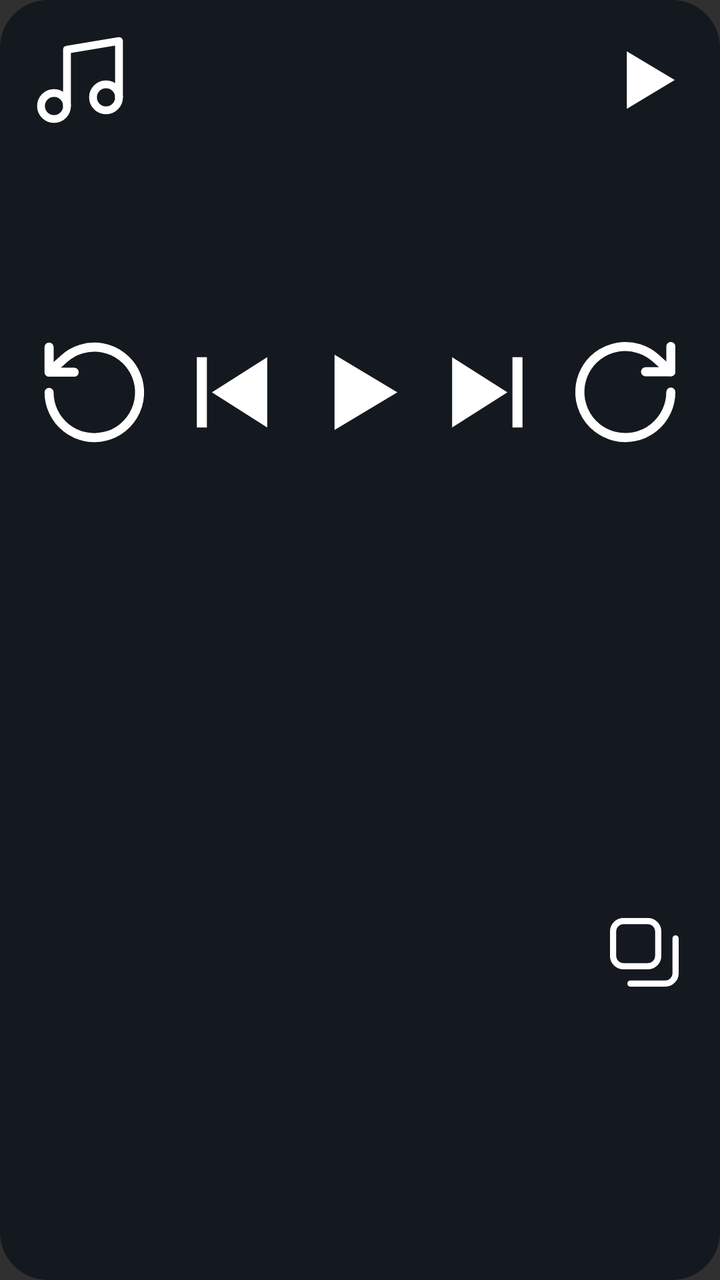
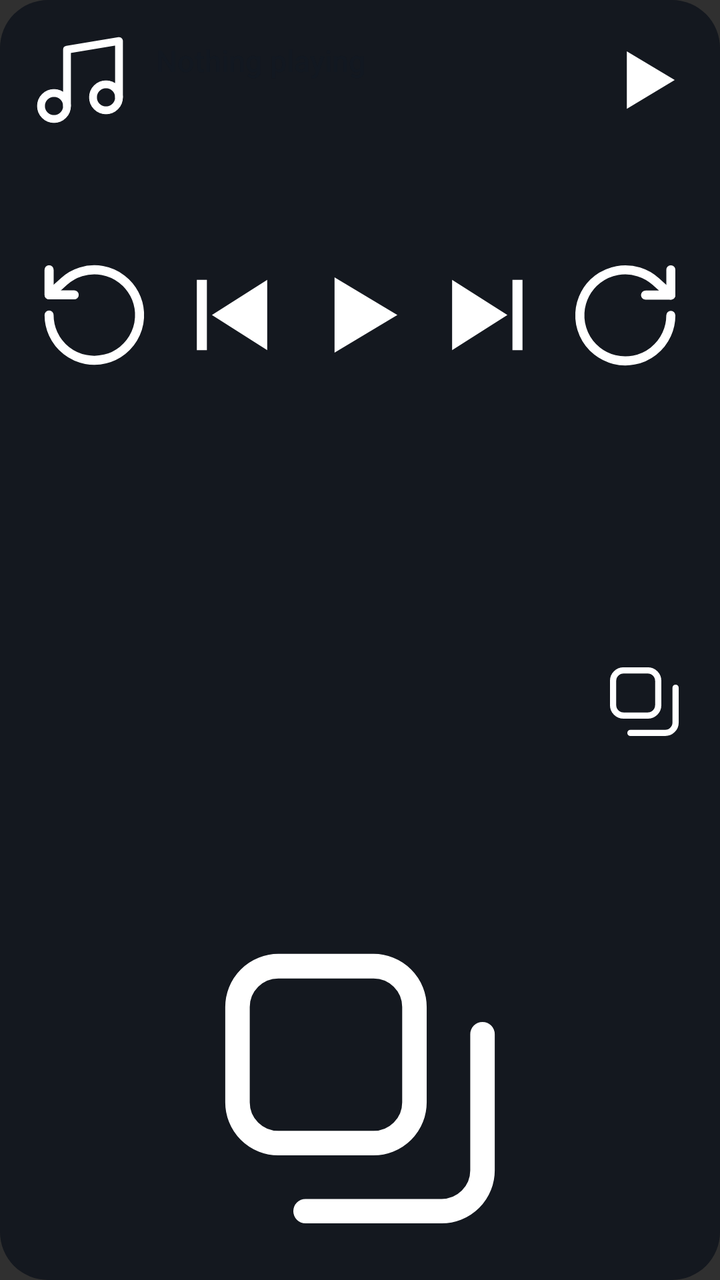

Two renders of the same Android screen: before a commit and after it. Below are the layout's source before the change and the commit's diff.
<!-- AndroidManifest.xml: application theme android:Theme.Material.NoActionBar -->
<!-- res/layout/widget_medium.xml -->
<?xml version="1.0" encoding="utf-8"?>
<FrameLayout xmlns:android="http://schemas.android.com/apk/res/android"
    android:id="@+id/w_root"
    android:layoutDirection="ltr"
    android:layout_width="match_parent"
    android:layout_height="match_parent">

    <ImageView
        android:id="@+id/w_bg"
        android:src="@drawable/widget_bg"
        android:layout_width="match_parent"
        android:layout_height="match_parent"
        android:scaleType="fitXY"
        android:contentDescription="@null" />

    <LinearLayout
        android:layout_width="match_parent"
        android:layout_height="match_parent"
        android:orientation="vertical"
        android:padding="14dp">
        <LinearLayout
            android:layout_width="match_parent"
            android:layout_height="wrap_content"
            android:gravity="center_vertical"
            android:orientation="horizontal">
        <ImageView
            android:id="@+id/w_art"
            android:src="@drawable/ic_music"
            android:layout_width="52dp"
            android:layout_height="52dp"
            android:contentDescription="Open the app" />
        <LinearLayout
            android:layout_width="0dp"
            android:layout_height="wrap_content"
            android:layout_weight="1"
            android:layout_marginStart="12dp"
            android:layout_marginEnd="10dp"
            android:orientation="vertical">
            <TextView
                android:id="@+id/w_title"
                android:textColor="@color/w_text"
                android:layout_width="match_parent"
                android:layout_height="wrap_content"
                android:ellipsize="end"
                android:maxLines="1"
                android:text="Nothing playing"
                android:fontFamily="sans-serif-medium"
                android:textSize="15sp" />
            <TextView
                android:id="@+id/w_artist"
                android:textColor="@color/w_muted"
                android:layout_width="match_parent"
                android:layout_height="wrap_content"
                android:layout_marginTop="2dp"
                android:ellipsize="end"
                android:maxLines="1"
                android:textSize="12.5sp" />
        </LinearLayout>
        <ImageView
            android:id="@+id/w_play"
            android:src="@drawable/ic_play"
            android:layout_width="46dp"
            android:layout_height="46dp"
            android:scaleType="fitCenter"
            android:contentDescription="Play or pause" />
        </LinearLayout>
        <LinearLayout
            android:id="@+id/w_row_ctl"
            android:layout_width="match_parent"
            android:layout_height="0dp"
            android:layout_weight="0.8"
            android:layout_marginTop="10dp"
            android:gravity="center"
            android:orientation="horizontal">
        <ImageView
            android:id="@+id/w_back"
            android:src="@drawable/ic_back10"
            android:layout_width="0dp"
            android:layout_height="match_parent"
        android:layout_weight="1"
            android:layout_marginStart="3dp"
            android:layout_marginEnd="3dp"
            android:scaleType="fitCenter"
            android:adjustViewBounds="false"
            android:contentDescription="Back 10 seconds" />
        <ImageView
            android:id="@+id/w_prev"
            android:src="@drawable/ic_prev"
            android:layout_width="0dp"
            android:layout_height="match_parent"
        android:layout_weight="1"
            android:layout_marginStart="3dp"
            android:layout_marginEnd="3dp"
            android:scaleType="fitCenter"
            android:adjustViewBounds="false"
            android:contentDescription="Previous" />
        <ImageView
            android:id="@+id/w_play2"
            android:src="@drawable/ic_play"
            android:layout_width="0dp"
            android:layout_height="match_parent"
        android:layout_weight="1"
            android:layout_marginStart="3dp"
            android:layout_marginEnd="3dp"
            android:scaleType="fitCenter"
            android:adjustViewBounds="false"
            android:contentDescription="Play or pause" />
        <ImageView
            android:id="@+id/w_next"
            android:src="@drawable/ic_next"
            android:layout_width="0dp"
            android:layout_height="match_parent"
        android:layout_weight="1"
            android:layout_marginStart="3dp"
            android:layout_marginEnd="3dp"
            android:scaleType="fitCenter"
            android:adjustViewBounds="false"
            android:contentDescription="Next" />
        <ImageView
            android:id="@+id/w_fwd"
            android:src="@drawable/ic_fwd10"
            android:layout_width="0dp"
            android:layout_height="match_parent"
        android:layout_weight="1"
            android:layout_marginStart="3dp"
            android:layout_marginEnd="3dp"
            android:scaleType="fitCenter"
            android:adjustViewBounds="false"
            android:contentDescription="Forward 10 seconds" />
        </LinearLayout>
        <LinearLayout
            android:id="@+id/w_row_sc"
            android:layout_width="match_parent"
            android:layout_height="0dp"
            android:layout_weight="1"
            android:layout_marginTop="10dp"
            android:gravity="center"
            android:orientation="horizontal">
        <ImageView
            android:id="@+id/w_sc1"
            android:layout_width="0dp"
            android:layout_height="match_parent"
        android:layout_weight="1"
            android:layout_marginStart="3dp"
            android:layout_marginEnd="3dp"
            android:scaleType="fitCenter"
            android:adjustViewBounds="false"
            android:contentDescription="Shortcut" />
        <ImageView
            android:id="@+id/w_sc2"
            android:layout_width="0dp"
            android:layout_height="match_parent"
        android:layout_weight="1"
            android:layout_marginStart="3dp"
            android:layout_marginEnd="3dp"
            android:scaleType="fitCenter"
            android:adjustViewBounds="false"
            android:contentDescription="Shortcut" />
        <ImageView
            android:id="@+id/w_sc3"
            android:layout_width="0dp"
            android:layout_height="match_parent"
        android:layout_weight="1"
            android:layout_marginStart="3dp"
            android:layout_marginEnd="3dp"
            android:scaleType="fitCenter"
            android:adjustViewBounds="false"
            android:contentDescription="Shortcut" />
        <ImageView
            android:id="@+id/w_sc4"
            android:layout_width="0dp"
            android:layout_height="match_parent"
        android:layout_weight="1"
            android:layout_marginStart="3dp"
            android:layout_marginEnd="3dp"
            android:scaleType="fitCenter"
            android:adjustViewBounds="false"
            android:contentDescription="Shortcut" />
        <ImageView
            android:id="@+id/w_sc5"
            android:layout_width="0dp"
            android:layout_height="match_parent"
        android:layout_weight="1"
            android:layout_marginStart="3dp"
            android:layout_marginEnd="3dp"
            android:scaleType="fitCenter"
            android:adjustViewBounds="false"
            android:contentDescription="Shortcut" />
        <ImageView
            android:id="@+id/w_sc6"
            android:layout_width="0dp"
            android:layout_height="match_parent"
        android:layout_weight="1"
            android:layout_marginStart="3dp"
            android:layout_marginEnd="3dp"
            android:scaleType="fitCenter"
            android:adjustViewBounds="false"
            android:contentDescription="Shortcut" />
        <ImageView
            android:id="@+id/w_pad"
            android:src="@drawable/ic_pad"
            android:layout_width="0dp"
            android:layout_height="match_parent"
        android:layout_weight="1"
            android:layout_marginStart="3dp"
            android:layout_marginEnd="3dp"
            android:scaleType="fitCenter"
            android:adjustViewBounds="false"
            android:contentDescription="Floating touchpad" />
        </LinearLayout>

    </LinearLayout>
</FrameLayout>
<!-- resources referenced by this layout -->
<resources>
  <color name="w_muted">#5B6576</color>
  <color name="w_text">#121821</color>
  <!-- drawable ic_back10 (drawable) -->
  <vector xmlns:android="http://schemas.android.com/apk/res/android" android:width="24dp" android:height="24dp" android:viewportWidth="24" android:viewportHeight="24">
  <path android:strokeColor="#FFFFFFFF" android:strokeWidth="1.8" android:strokeLineCap="round" android:strokeLineJoin="round" android:fillColor="#00000000" android:pathData="M3,12a9,9 0,1 0,3 -6.7L3,8"/><path android:strokeColor="#FFFFFFFF" android:strokeWidth="1.8" android:strokeLineCap="round" android:strokeLineJoin="round" android:fillColor="#00000000" android:pathData="M3,3v5h5"/>
  </vector>
  <!-- drawable ic_fwd10 (drawable) -->
  <vector xmlns:android="http://schemas.android.com/apk/res/android" android:width="24dp" android:height="24dp" android:viewportWidth="24" android:viewportHeight="24">
  <path android:strokeColor="#FFFFFFFF" android:strokeWidth="1.8" android:strokeLineCap="round" android:strokeLineJoin="round" android:fillColor="#00000000" android:pathData="M21,12a9,9 0,1 1,-3 -6.7L21,8"/><path android:strokeColor="#FFFFFFFF" android:strokeWidth="1.8" android:strokeLineCap="round" android:strokeLineJoin="round" android:fillColor="#00000000" android:pathData="M21,3v5h-5"/>
  </vector>
  <!-- drawable ic_music (drawable) -->
  <vector xmlns:android="http://schemas.android.com/apk/res/android" android:width="24dp" android:height="24dp" android:viewportWidth="24" android:viewportHeight="24">
  <path android:strokeColor="#FFFFFFFF" android:strokeWidth="1.8" android:strokeLineCap="round" android:strokeLineJoin="round" android:fillColor="#00000000" android:pathData="M9,18V5l12,-2v13"/><path android:strokeColor="#FFFFFFFF" android:strokeWidth="1.8" android:strokeLineCap="round" android:strokeLineJoin="round" android:fillColor="#00000000" android:pathData="M6,15a3,3 0,1 0,0 6a3,3 0,1 0,0 -6z"/><path android:strokeColor="#FFFFFFFF" android:strokeWidth="1.8" android:strokeLineCap="round" android:strokeLineJoin="round" android:fillColor="#00000000" android:pathData="M18,13a3,3 0,1 0,0 6a3,3 0,1 0,0 -6z"/>
  </vector>
  <!-- drawable ic_next (drawable) -->
  <vector xmlns:android="http://schemas.android.com/apk/res/android" android:width="24dp" android:height="24dp" android:viewportWidth="24" android:viewportHeight="24">
  <path android:fillColor="#FFFFFFFF" android:pathData="M16,5h2v14h-2zM4,5v14l11,-7z"/>
  </vector>
  <!-- drawable ic_pad (drawable) -->
  <vector xmlns:android="http://schemas.android.com/apk/res/android" android:width="24dp" android:height="24dp" android:viewportWidth="24" android:viewportHeight="24">
  <path android:strokeColor="#FFFFFFFF" android:strokeWidth="1.8" android:strokeLineCap="round" android:strokeLineJoin="round" android:fillColor="#00000000" android:pathData="M6,3h7a3,3 0,0 1,3 3v7a3,3 0,0 1,-3 3H6a3,3 0,0 1,-3 -3V6a3,3 0,0 1,3 -3z"/><path android:strokeColor="#FFFFFFFF" android:strokeWidth="1.8" android:strokeLineCap="round" android:strokeLineJoin="round" android:fillColor="#00000000" android:pathData="M8,21h10a3,3 0,0 0,3 -3V8"/>
  </vector>
  <!-- drawable ic_play (drawable) -->
  <vector xmlns:android="http://schemas.android.com/apk/res/android" android:width="24dp" android:height="24dp" android:viewportWidth="24" android:viewportHeight="24">
  <path android:fillColor="#FFFFFFFF" android:pathData="M7,4.5v15l12.5,-7.5z"/>
  </vector>
  <!-- drawable ic_prev (drawable) -->
  <vector xmlns:android="http://schemas.android.com/apk/res/android" android:width="24dp" android:height="24dp" android:viewportWidth="24" android:viewportHeight="24">
  <path android:fillColor="#FFFFFFFF" android:pathData="M6,5h2v14H6zM20,5v14L9,12z"/>
  </vector>
  <!-- drawable widget_bg (drawable) -->
  <?xml version="1.0" encoding="utf-8"?>
  <shape xmlns:android="http://schemas.android.com/apk/res/android" android:shape="rectangle">
      <solid android:color="#E611161D" />
      <corners android:radius="24dp" />
  </shape>
</resources>

<!-- the commit's change to res/layout/widget_medium.xml (unified diff, before → after) -->
@@ -209,5 +209,16 @@
             android:contentDescription="Floating touchpad" />
         </LinearLayout>
 
+        <ImageView
+            android:id="@+id/w_padbar"
+            android:layout_width="match_parent"
+            android:layout_height="0dp"
+            android:layout_weight="0.8"
+            android:layout_marginTop="10dp"
+            android:layout_marginStart="3dp"
+            android:layout_marginEnd="3dp"
+            android:src="@drawable/ic_pad"
+            android:scaleType="fitCenter"
+            android:contentDescription="Floating touchpad" />
     </LinearLayout>
 </FrameLayout>
